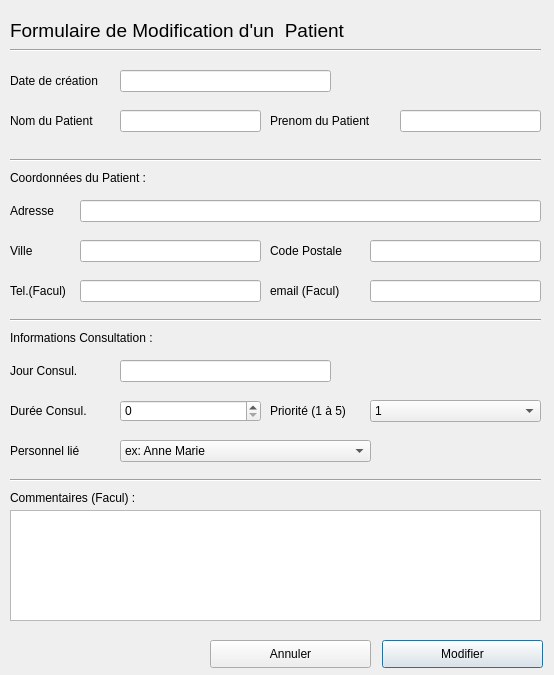
Qt form QtProject/modifierpatient.ui (ThomChar/QTProjectCpp) before a commit.
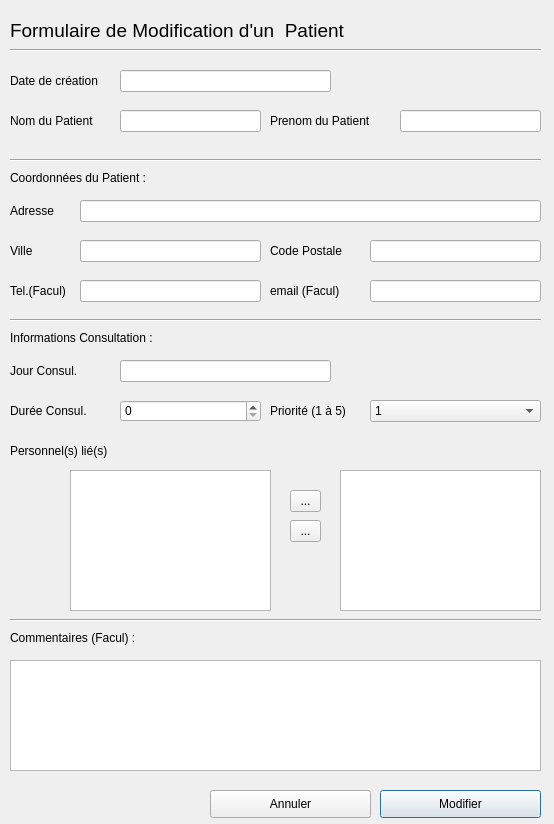
The same form after that commit. Icons and pictures are not drawn.

```diff
--- a/QtProject/modifierpatient.ui
+++ b/QtProject/modifierpatient.ui
@@ -7,7 +7,7 @@
     <x>0</x>
     <y>0</y>
     <width>554</width>
-    <height>675</height>
+    <height>824</height>
    </rect>
   </property>
   <property name="windowTitle">
@@ -17,7 +17,7 @@
    <property name="geometry">
     <rect>
      <x>10</x>
-     <y>510</y>
+     <y>660</y>
      <width>531</width>
      <height>111</height>
     </rect>
@@ -464,8 +464,8 @@
   <widget class="QPushButton" name="pushButton">
    <property name="geometry">
     <rect>
-     <x>382</x>
-     <y>640</y>
+     <x>380</x>
+     <y>790</y>
      <width>161</width>
      <height>28</height>
     </rect>
@@ -504,7 +504,7 @@
    <property name="geometry">
     <rect>
      <x>10</x>
-     <y>470</y>
+     <y>610</y>
      <width>531</width>
      <height>20</height>
     </rect>
@@ -513,21 +513,6 @@
     <enum>Qt::Horizontal</enum>
    </property>
   </widget>
-  <widget class="QComboBox" name="comboBox">
-   <property name="geometry">
-    <rect>
-     <x>120</x>
-     <y>440</y>
-     <width>251</width>
-     <height>22</height>
-    </rect>
-   </property>
-   <item>
-    <property name="text">
-     <string>ex: Anne Marie</string>
-    </property>
-   </item>
-  </widget>
   <widget class="QLabel" name="label_14">
    <property name="geometry">
     <rect>
@@ -550,7 +535,7 @@
    <property name="geometry">
     <rect>
      <x>10</x>
-     <y>490</y>
+     <y>630</y>
      <width>161</width>
      <height>16</height>
     </rect>
@@ -568,7 +553,7 @@
    <property name="geometry">
     <rect>
      <x>210</x>
-     <y>640</y>
+     <y>790</y>
      <width>161</width>
      <height>28</height>
     </rect>
@@ -615,7 +600,7 @@
     </font>
    </property>
    <property name="text">
-    <string>Personnel lié</string>
+    <string>Personnel(s) lié(s)</string>
    </property>
   </widget>
   <widget class="QSpinBox" name="spinBox">
@@ -628,6 +613,60 @@
     </rect>
    </property>
   </widget>
+  <widget class="QToolButton" name="leftArrow_toolButton">
+   <property name="geometry">
+    <rect>
+     <x>290</x>
+     <y>520</y>
+     <width>31</width>
+     <height>22</height>
+    </rect>
+   </property>
+   <property name="text">
+    <string>...</string>
+   </property>
+   <property name="icon">
+    <iconset resource="ressources/ressources.qrc">
+     <normaloff>:/leftArrow_icon.png</normaloff>:/leftArrow_icon.png</iconset>
+   </property>
+  </widget>
+  <widget class="QToolButton" name="rightArrow_toolButton">
+   <property name="geometry">
+    <rect>
+     <x>290</x>
+     <y>490</y>
+     <width>31</width>
+     <height>22</height>
+    </rect>
+   </property>
+   <property name="text">
+    <string>...</string>
+   </property>
+   <property name="icon">
+    <iconset resource="ressources/ressources.qrc">
+     <normaloff>:/rightArrow_icon.png</normaloff>:/rightArrow_icon.png</iconset>
+   </property>
+  </widget>
+  <widget class="QTreeView" name="PersonnelBD_treeView">
+   <property name="geometry">
+    <rect>
+     <x>70</x>
+     <y>470</y>
+     <width>201</width>
+     <height>141</height>
+    </rect>
+   </property>
+  </widget>
+  <widget class="QTreeView" name="PersonnelTraitant_treeView">
+   <property name="geometry">
+    <rect>
+     <x>340</x>
+     <y>470</y>
+     <width>201</width>
+     <height>141</height>
+    </rect>
+   </property>
+  </widget>
  </widget>
  <resources>
   <include location="ressources/ressources.qrc"/>
```
